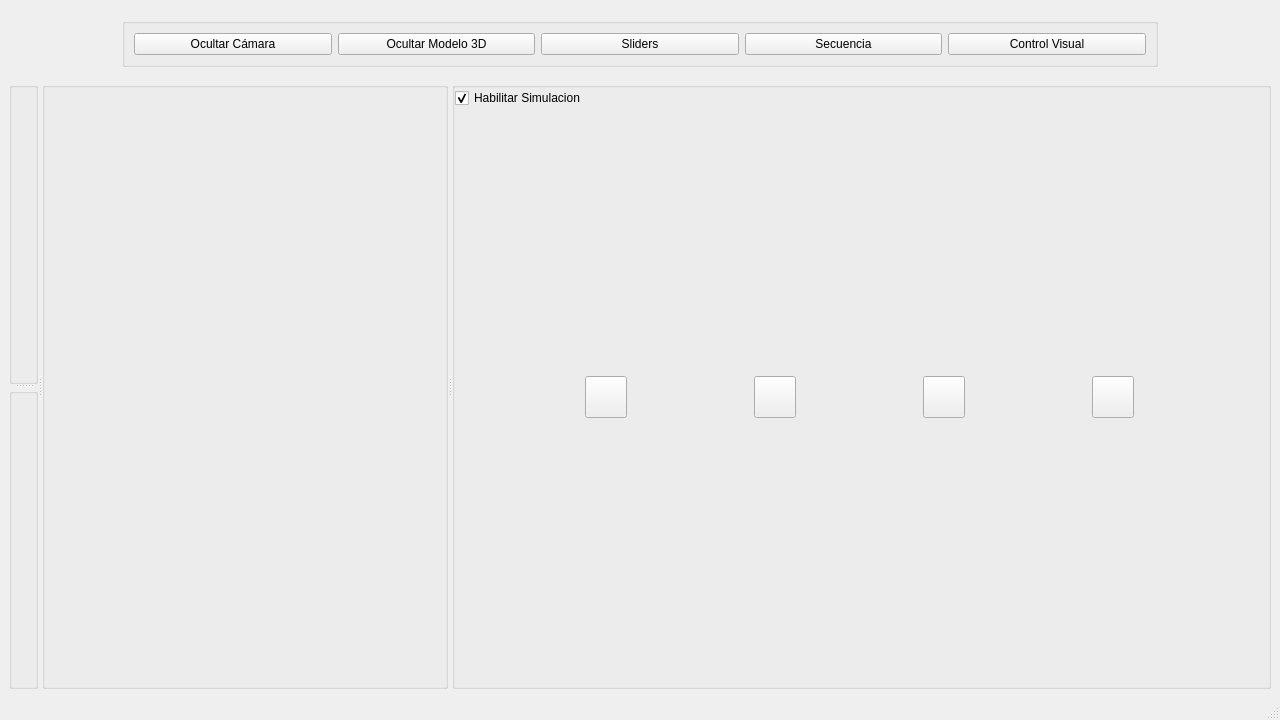
Old version of the form src/gui/app_interface.ui in the repository JhonDVelez/BrazoRobotico.
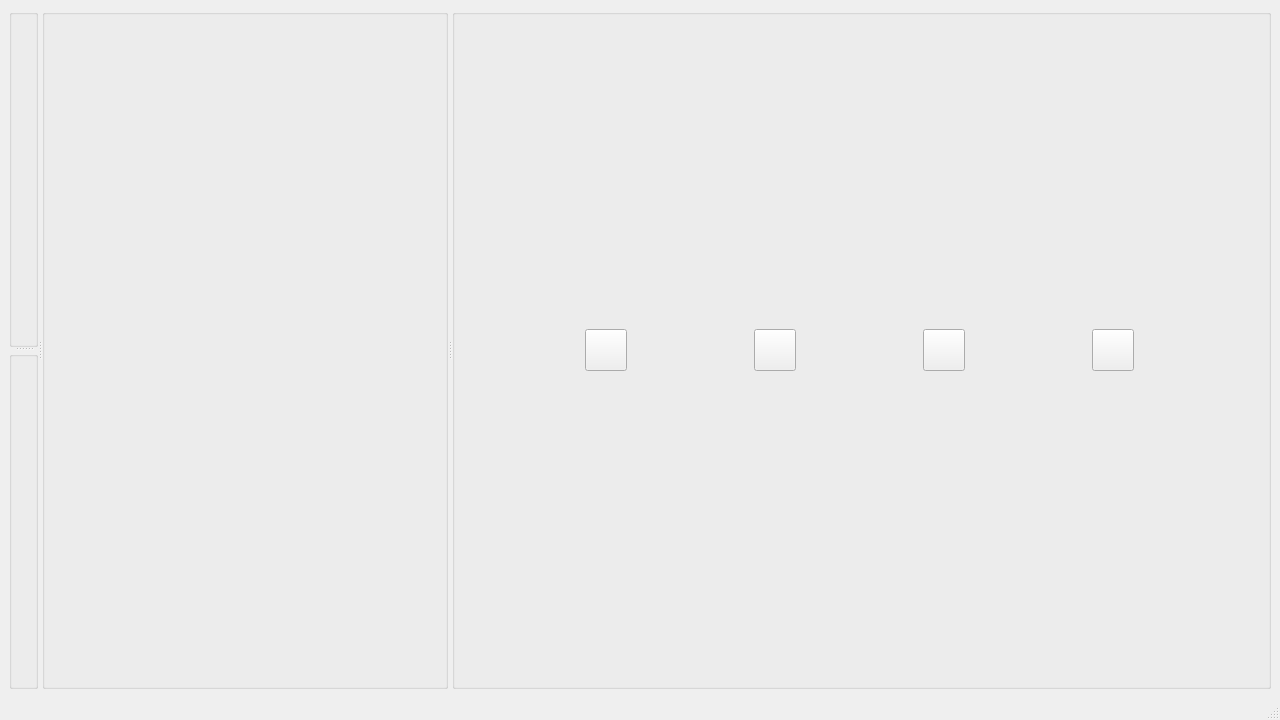
New version of the form.

Commit message: Adicion de barra de menu

```diff
--- a/src/gui/app_interface.ui
+++ b/src/gui/app_interface.ui
@@ -43,114 +43,7 @@
    </property>
    <layout class="QGridLayout" name="gridLayout">
     <item row="0" column="0">
-     <layout class="QVBoxLayout" name="barContentLayout" stretch="1,16">
-      <item>
-       <widget class="QWidget" name="barWidget" native="true">
-        <property name="maximumSize">
-         <size>
-          <width>16777215</width>
-          <height>70</height>
-         </size>
-        </property>
-        <layout class="QVBoxLayout" name="verticalLayout">
-         <item>
-          <layout class="QHBoxLayout" name="barLayout" stretch="1,10,1">
-           <property name="sizeConstraint">
-            <enum>QLayout::SizeConstraint::SetFixedSize</enum>
-           </property>
-           <item>
-            <spacer name="horizontalSpacer">
-             <property name="orientation">
-              <enum>Qt::Orientation::Horizontal</enum>
-             </property>
-             <property name="sizeHint" stdset="0">
-              <size>
-               <width>32</width>
-               <height>41</height>
-              </size>
-             </property>
-            </spacer>
-           </item>
-           <item>
-            <widget class="QGroupBox" name="menuBox">
-             <property name="accessibleName">
-              <string notr="true">menuBox</string>
-             </property>
-             <property name="accessibleDescription">
-              <string notr="true"/>
-             </property>
-             <property name="accessibleIdentifier">
-              <string notr="true"/>
-             </property>
-             <property name="title">
-              <string notr="true"/>
-             </property>
-             <property name="alignment">
-              <set>Qt::AlignmentFlag::AlignCenter</set>
-             </property>
-             <property name="flat">
-              <bool>false</bool>
-             </property>
-             <property name="checkable">
-              <bool>false</bool>
-             </property>
-             <layout class="QHBoxLayout" name="horizontalLayout_5">
-              <item>
-               <widget class="QPushButton" name="cameraButton">
-                <property name="text">
-                 <string>Ocultar Cámara</string>
-                </property>
-               </widget>
-              </item>
-              <item>
-               <widget class="QPushButton" name="modelButton">
-                <property name="text">
-                 <string>Ocultar Modelo 3D</string>
-                </property>
-               </widget>
-              </item>
-              <item>
-               <widget class="QPushButton" name="slidersButton">
-                <property name="text">
-                 <string>Sliders</string>
-                </property>
-               </widget>
-              </item>
-              <item>
-               <widget class="QPushButton" name="secuenceButton">
-                <property name="text">
-                 <string>Secuencia</string>
-                </property>
-               </widget>
-              </item>
-              <item>
-               <widget class="QPushButton" name="visualControlButton">
-                <property name="text">
-                 <string>Control Visual</string>
-                </property>
-               </widget>
-              </item>
-             </layout>
-            </widget>
-           </item>
-           <item>
-            <spacer name="horizontalSpacer_2">
-             <property name="orientation">
-              <enum>Qt::Orientation::Horizontal</enum>
-             </property>
-             <property name="sizeHint" stdset="0">
-              <size>
-               <width>32</width>
-               <height>41</height>
-              </size>
-             </property>
-            </spacer>
-           </item>
-          </layout>
-         </item>
-        </layout>
-       </widget>
-      </item>
+     <layout class="QVBoxLayout" name="barContentLayout" stretch="16">
       <item>
        <widget class="QSplitter" name="contentSplitter">
         <property name="orientation">
@@ -202,16 +95,6 @@
           <property name="bottomMargin">
            <number>0</number>
           </property>
-          <item>
-           <widget class="QCheckBox" name="habSimulationCheck">
-            <property name="text">
-             <string>Habilitar Simulacion</string>
-            </property>
-            <property name="checked">
-             <bool>true</bool>
-            </property>
-           </widget>
-          </item>
           <item>
            <widget class="QWidget" name="widget" native="true">
             <layout class="QHBoxLayout" name="horizontalLayout" stretch="0,0,0,0">
```
The commit also changes 5 other files.
